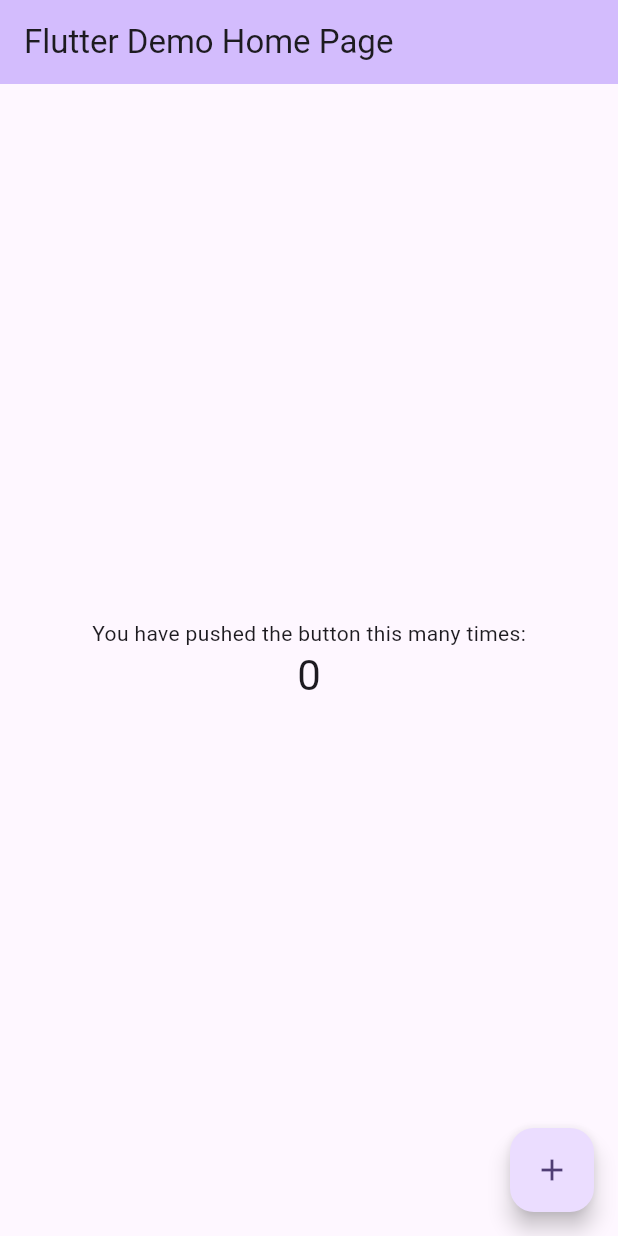
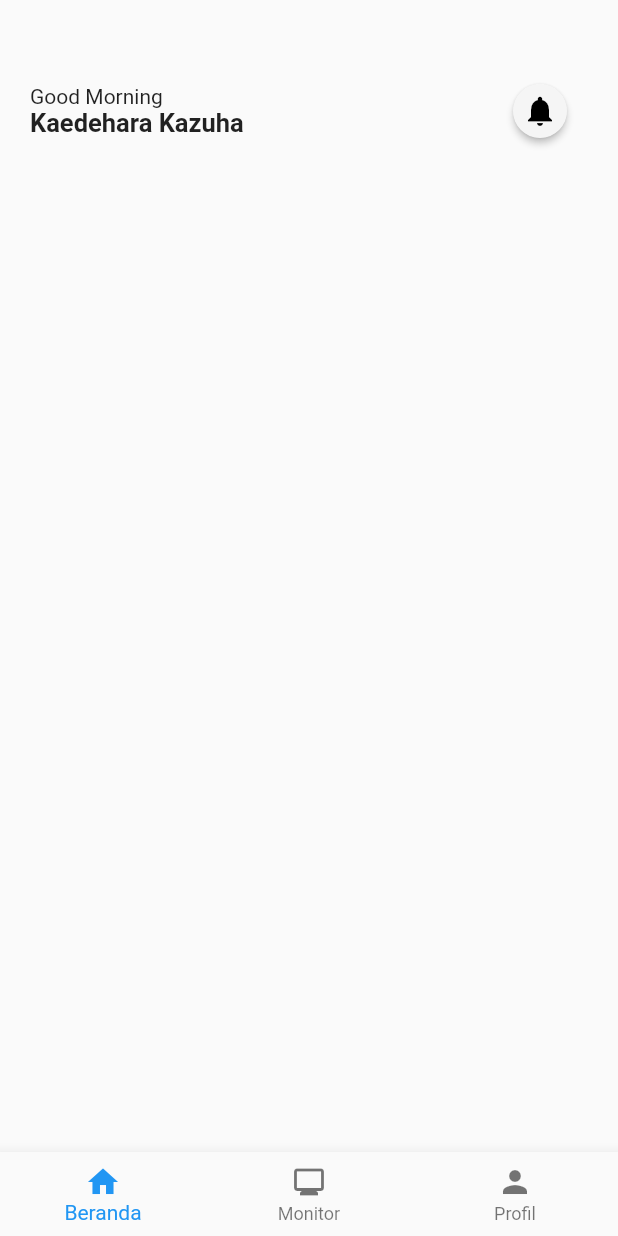
Before and after one commit to simodang/simodang_v2, a Flutter app: the screen it shows after launch, on a phone screen of 412 x 824 dp. Run offline on Flutter 3.47's test engine with Material 2 defaults, Android fonts, the phone set to English and light mode, and no system bars; our stand-ins replace get.

Commit message:
coding pattern definition

```diff
--- a/lib/main.dart
+++ b/lib/main.dart
@@ -1,125 +1,12 @@
 import 'package:flutter/material.dart';
+import 'package:get/get.dart';
+import 'package:simodang_v2/presentation/routes/pages.dart';
 
 void main() {
-  runApp(const MyApp());
+  runApp(GetMaterialApp(
+    debugShowCheckedModeBanner: false,
+    initialRoute: '/',
+    getPages: Pages.pages,
+    defaultTransition: Transition.fade,
+  ));
 }
-
-class MyApp extends StatelessWidget {
-  const MyApp({super.key});
-
-  // This widget is the root of your application.
-  @override
-  Widget build(BuildContext context) {
-    return MaterialApp(
-      title: 'Flutter Demo',
-      theme: ThemeData(
-        // This is the theme of your application.
-        //
-        // TRY THIS: Try running your application with "flutter run". You'll see
-        // the application has a blue toolbar. Then, without quitting the app,
-        // try changing the seedColor in the colorScheme below to Colors.green
-        // and then invoke "hot reload" (save your changes or press the "hot
-        // reload" button in a Flutter-supported IDE, or press "r" if you used
-        // the command line to start the app).
-        //
-        // Notice that the counter didn't reset back to zero; the application
-        // state is not lost during the reload. To reset the state, use hot
-        // restart instead.
-        //
-        // This works for code too, not just values: Most code changes can be
-        // tested with just a hot reload.
-        colorScheme: ColorScheme.fromSeed(seedColor: Colors.deepPurple),
-        useMaterial3: true,
-      ),
-      home: const MyHomePage(title: 'Flutter Demo Home Page'),
-    );
-  }
-}
-
-class MyHomePage extends StatefulWidget {
-  const MyHomePage({super.key, required this.title});
-
-  // This widget is the home page of your application. It is stateful, meaning
-  // that it has a State object (defined below) that contains fields that affect
-  // how it looks.
-
-  // This class is the configuration for the state. It holds the values (in this
-  // case the title) provided by the parent (in this case the App widget) and
-  // used by the build method of the State. Fields in a Widget subclass are
-  // always marked "final".
-
-  final String title;
-
-  @override
-  State<MyHomePage> createState() => _MyHomePageState();
-}
-
-class _MyHomePageState extends State<MyHomePage> {
-  int _counter = 0;
-
-  void _incrementCounter() {
-    setState(() {
-      // This call to setState tells the Flutter framework that something has
-      // changed in this State, which causes it to rerun the build method below
-      // so that the display can reflect the updated values. If we changed
-      // _counter without calling setState(), then the build method would not be
-      // called again, and so nothing would appear to happen.
-      _counter++;
-    });
-  }
-
-  @override
-  Widget build(BuildContext context) {
-    // This method is rerun every time setState is called, for instance as done
-    // by the _incrementCounter method above.
-    //
-    // The Flutter framework has been optimized to make rerunning build methods
-    // fast, so that you can just rebuild anything that needs updating rather
-    // than having to individually change instances of widgets.
-    return Scaffold(
-      appBar: AppBar(
-        // TRY THIS: Try changing the color here to a specific color (to
-        // Colors.amber, perhaps?) and trigger a hot reload to see the AppBar
-        // change color while the other colors stay the same.
-        backgroundColor: Theme.of(context).colorScheme.inversePrimary,
-        // Here we take the value from the MyHomePage object that was created by
-        // the App.build method, and use it to set our appbar title.
-        title: Text(widget.title),
-      ),
-      body: Center(
-        // Center is a layout widget. It takes a single child and positions it
-        // in the middle of the parent.
-        child: Column(
-          // Column is also a layout widget. It takes a list of children and
-          // arranges them vertically. By default, it sizes itself to fit its
-          // children horizontally, and tries to be as tall as its parent.
-          //
-          // Column has various properties to control how it sizes itself and
-          // how it positions its children. Here we use mainAxisAlignment to
-          // center the children vertically; the main axis here is the vertical
-          // axis because Columns are vertical (the cross axis would be
-          // horizontal).
-          //
-          // TRY THIS: Invoke "debug painting" (choose the "Toggle Debug Paint"
-          // action in the IDE, or press "p" in the console), to see the
-          // wireframe for each widget.
-          mainAxisAlignment: MainAxisAlignment.center,
-          children: <Widget>[
-            const Text(
-              'You have pushed the button this many times:',
-            ),
-            Text(
-              '$_counter',
-              style: Theme.of(context).textTheme.headlineMedium,
-            ),
-          ],
-        ),
-      ),
-      floatingActionButton: FloatingActionButton(
-        onPressed: _incrementCounter,
-        tooltip: 'Increment',
-        child: const Icon(Icons.add),
-      ), // This trailing comma makes auto-formatting nicer for build methods.
-    );
-  }
-}
--- /dev/null
+++ b/lib/presentation/android/home/home_controller.dart
@@ -0,0 +1,5 @@
+import 'package:get/get.dart';
+
+class HomeController extends GetxController {
+
+}
--- /dev/null
+++ b/lib/presentation/android/home/home_page.dart
@@ -0,0 +1,45 @@
+import 'package:flutter/material.dart';
+import 'package:get/get.dart';
+import 'package:simodang_v2/presentation/android/home/home_controller.dart';
+
+class HomePage extends GetView<HomeController> {
+  @override
+  Widget build(BuildContext context) {
+    Get.put(HomeController());
+
+    return Scaffold(
+      body: Container(
+        margin: const EdgeInsets.symmetric(horizontal: 20, vertical: 50),
+        child: Column(
+        children: [
+          Row(
+            children: [
+              const Column(
+                crossAxisAlignment: CrossAxisAlignment.start,
+                children: [
+                  Text("Good Morning"),
+                  Text("Kaedehara Kazuha",
+                  style: TextStyle(
+                    fontSize: 17,
+                    fontWeight: FontWeight.bold,
+                  )
+                  ,)
+                ],
+              ),
+              const Spacer(),
+              ElevatedButton(
+                onPressed: () => null,
+                style: ElevatedButton.styleFrom(
+                  shape: const CircleBorder(),
+                  backgroundColor: Colors.grey[100]
+                ),
+                child: const Icon(Icons.notifications, color: Colors.black),
+              )
+            ],
+          )
+        ],
+      ),
+      )
+    );
+  }
+}
--- /dev/null
+++ b/lib/presentation/android/main/main_controller.dart
@@ -0,0 +1,9 @@
+import 'package:get/get.dart';
+
+class MainController extends GetxController {
+  var currentIndex = 0.obs;
+
+  void changeIndex(int index) {
+    currentIndex.value = index;
+  }
+}
--- /dev/null
+++ b/lib/presentation/android/main/main_page.dart
@@ -0,0 +1,43 @@
+import 'package:flutter/material.dart';
+import 'package:get/get.dart';
+import 'package:simodang_v2/presentation/android/home/home_page.dart';
+import 'package:simodang_v2/presentation/android/main/main_controller.dart';
+import 'package:simodang_v2/presentation/android/monitor/monitor_page.dart';
+import 'package:simodang_v2/presentation/android/profile/profile_page.dart';
+
+class MainPage extends GetView<MainController> {
+  static final List<Widget> _pages = <Widget>[
+    HomePage(),
+    MonitorPage(),
+    ProfilePage(),
+  ];
+
+  @override
+  Widget build(BuildContext context) {
+    Get.put(MainController());
+
+    return Scaffold(
+      body: Center(
+        child: Obx(() => _pages.elementAt(controller.currentIndex.value)),
+      ),
+      bottomNavigationBar: Obx(() => BottomNavigationBar(
+        items: const [
+          BottomNavigationBarItem(
+            icon: Icon(Icons.home),
+            label: "Beranda"
+          ),
+          BottomNavigationBarItem(
+            icon: Icon(Icons.monitor),
+            label: "Monitor"
+          ),
+          BottomNavigationBarItem(
+            icon: Icon(Icons.person),
+            label: "Profil"
+          ),
+        ],
+        currentIndex: controller.currentIndex.value,
+        onTap: controller.changeIndex,
+      )),
+    );
+  }
+}
--- /dev/null
+++ b/lib/presentation/android/monitor/monitor_controller.dart
@@ -0,0 +1,5 @@
+import 'package:get/get.dart';
+
+class MonitorController extends GetxController {
+
+}
--- /dev/null
+++ b/lib/presentation/android/profile/profile_controller.dart
@@ -0,0 +1,5 @@
+import 'package:get/get.dart';
+
+class ProfileController extends GetxController {
+
+}
--- /dev/null
+++ b/lib/presentation/routes/routes.dart
@@ -0,0 +1,5 @@
+part of 'pages.dart';
+
+abstract class Routes {
+  static const initial = '/';
+}
--- a/pubspec.yaml
+++ b/pubspec.yaml
@@ -35,6 +35,8 @@ dependencies:
   # The following adds the Cupertino Icons font to your application.
   # Use with the CupertinoIcons class for iOS style icons.
   cupertino_icons: ^1.0.2
+  get: ^4.6.5
+  http: ^1.1.0
 
 dev_dependencies:
   flutter_test:
```
Also changed, not shown: lib/presentation/android/monitor/monitor_page.dart (added, +19 -0 lines), lib/presentation/android/profile/profile_page.dart (added, +20 -0 lines), lib/presentation/routes/pages.dart (added, +9 -0 lines), pubspec.lock.
